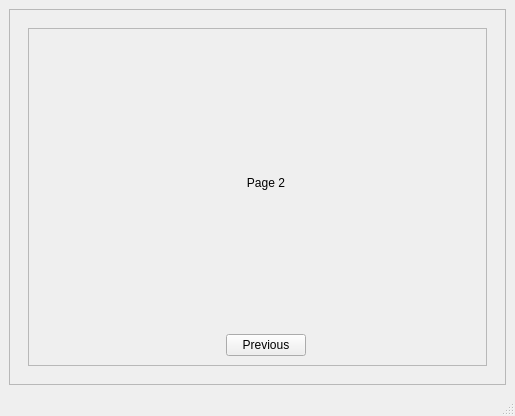
First picture: the form in gui/multipage_app.ui, repository Samin005/PyQt5_Starter, before the edit.
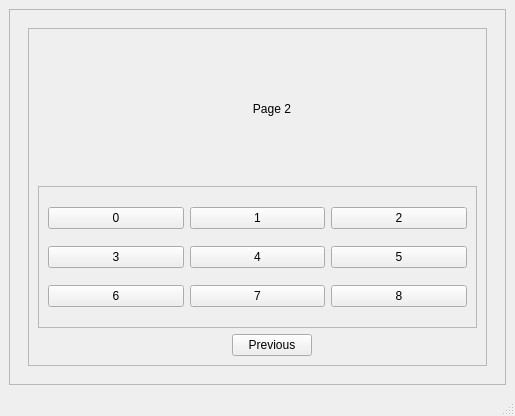
Second picture: the form after the edit.

Commit message: Added buttons and click to change style actions for multipage_app.

What changed in the file:
```diff
--- a/gui/multipage_app.ui
+++ b/gui/multipage_app.ui
@@ -99,13 +99,6 @@
               <enum>QFrame::Raised</enum>
              </property>
              <layout class="QGridLayout" name="gridLayout_4">
-              <item row="2" column="1">
-               <widget class="QPushButton" name="pushButton_2">
-                <property name="text">
-                 <string>Previous</string>
-                </property>
-               </widget>
-              </item>
               <item row="0" column="1">
                <widget class="QLabel" name="label_4">
                 <property name="text">
@@ -116,19 +109,6 @@
                 </property>
                </widget>
               </item>
-              <item row="0" column="2">
-               <spacer name="horizontalSpacer_3">
-                <property name="orientation">
-                 <enum>Qt::Horizontal</enum>
-                </property>
-                <property name="sizeHint" stdset="0">
-                 <size>
-                  <width>40</width>
-                  <height>20</height>
-                 </size>
-                </property>
-               </spacer>
-              </item>
               <item row="0" column="0">
                <spacer name="horizontalSpacer_4">
                 <property name="orientation">
@@ -142,6 +122,101 @@
                 </property>
                </spacer>
               </item>
+              <item row="0" column="2">
+               <spacer name="horizontalSpacer_3">
+                <property name="orientation">
+                 <enum>Qt::Horizontal</enum>
+                </property>
+                <property name="sizeHint" stdset="0">
+                 <size>
+                  <width>40</width>
+                  <height>20</height>
+                 </size>
+                </property>
+               </spacer>
+              </item>
+              <item row="2" column="1">
+               <widget class="QPushButton" name="pushButton_2">
+                <property name="text">
+                 <string>Previous</string>
+                </property>
+               </widget>
+              </item>
+              <item row="1" column="0" colspan="3">
+               <widget class="QFrame" name="frame_4">
+                <property name="frameShape">
+                 <enum>QFrame::StyledPanel</enum>
+                </property>
+                <property name="frameShadow">
+                 <enum>QFrame::Raised</enum>
+                </property>
+                <layout class="QGridLayout" name="gridLayout_7">
+                 <item row="0" column="0">
+                  <widget class="QPushButton" name="pushButton_3">
+                   <property name="text">
+                    <string>0</string>
+                   </property>
+                  </widget>
+                 </item>
+                 <item row="0" column="1">
+                  <widget class="QPushButton" name="pushButton_4">
+                   <property name="text">
+                    <string>1</string>
+                   </property>
+                  </widget>
+                 </item>
+                 <item row="0" column="2">
+                  <widget class="QPushButton" name="pushButton_5">
+                   <property name="text">
+                    <string>2</string>
+                   </property>
+                  </widget>
+                 </item>
+                 <item row="1" column="0">
+                  <widget class="QPushButton" name="pushButton_7">
+                   <property name="text">
+                    <string>3</string>
+                   </property>
+                  </widget>
+                 </item>
+                 <item row="1" column="1">
+                  <widget class="QPushButton" name="pushButton_8">
+                   <property name="text">
+                    <string>4</string>
+                   </property>
+                  </widget>
+                 </item>
+                 <item row="1" column="2">
+                  <widget class="QPushButton" name="pushButton_6">
+                   <property name="text">
+                    <string>5</string>
+                   </property>
+                  </widget>
+                 </item>
+                 <item row="2" column="0">
+                  <widget class="QPushButton" name="pushButton_10">
+                   <property name="text">
+                    <string>6</string>
+                   </property>
+                  </widget>
+                 </item>
+                 <item row="2" column="1">
+                  <widget class="QPushButton" name="pushButton_11">
+                   <property name="text">
+                    <string>7</string>
+                   </property>
+                  </widget>
+                 </item>
+                 <item row="2" column="2">
+                  <widget class="QPushButton" name="pushButton_9">
+                   <property name="text">
+                    <string>8</string>
+                   </property>
+                  </widget>
+                 </item>
+                </layout>
+               </widget>
+              </item>
              </layout>
             </widget>
            </item>
```
The commit also changes 3 other files.
